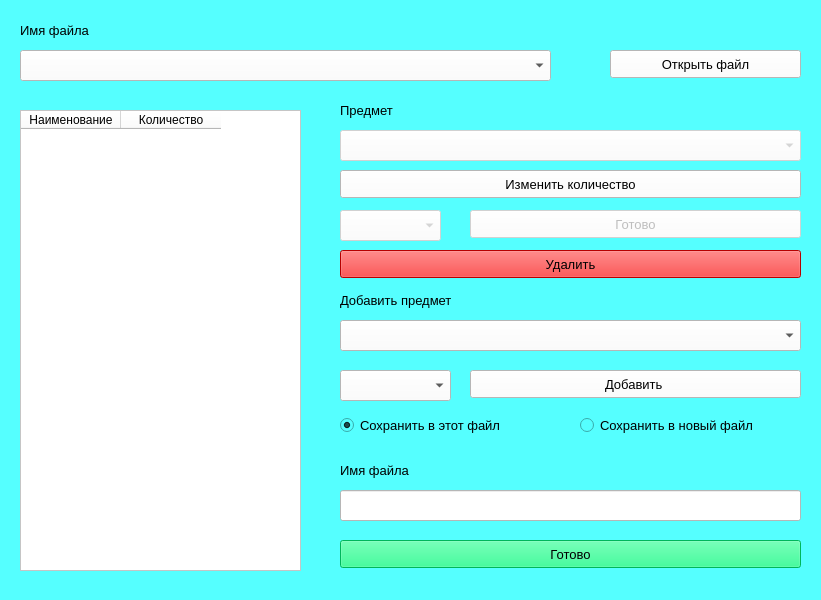
Before: the Qt Designer form frontend/change_plan.ui in saaasssska/helper_by_school, drawn with Qt 5.
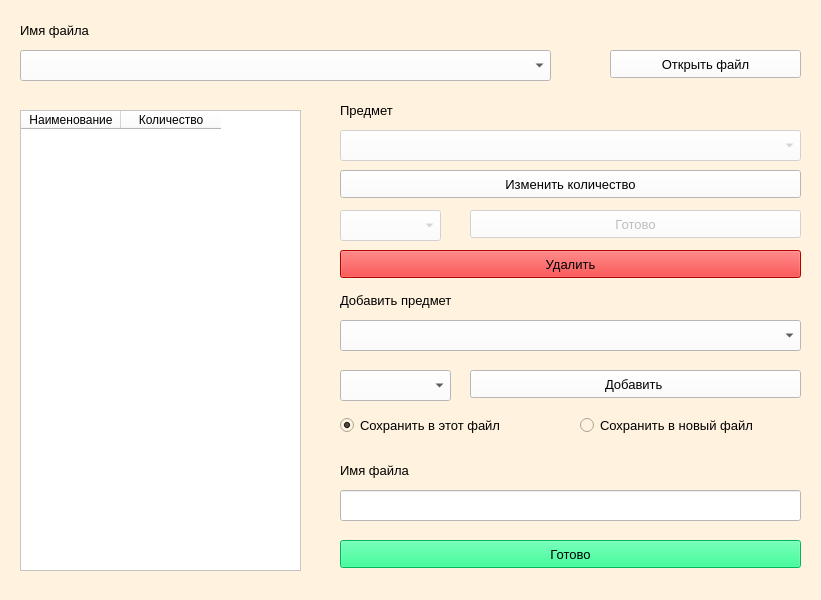
After: the same form once the commit is applied.

```diff
--- a/frontend/change_plan.ui
+++ b/frontend/change_plan.ui
@@ -17,7 +17,7 @@
    <string>change_plan</string>
   </property>
   <property name="styleSheet">
-   <string notr="true">background-color: rgb(85, 255, 255);</string>
+   <string notr="true">background-color: rgb(255, 242, 222);</string>
   </property>
   <widget class="QLabel" name="label">
    <property name="geometry">
```
